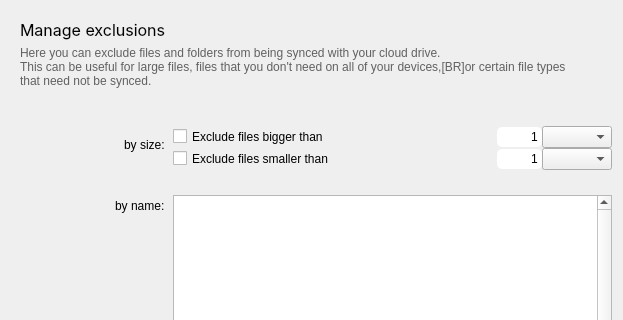
Before: the Qt Designer form src/MEGASync/syncs/gui/Twoways/macx/IgnoresEditingDialog.ui in meganz/MEGAsync, drawn with Qt 5; both pictures show x 0 to 623 and y 0 to 320 of the 623 by 698 pixel window.
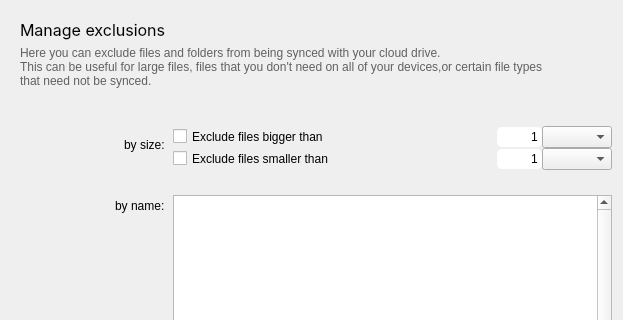
After: the same form once the commit is applied. Custom widgets are drawn as their Qt base class.

Diff of the .ui file:
```diff
--- a/src/MEGASync/syncs/gui/Twoways/macx/IgnoresEditingDialog.ui
+++ b/src/MEGASync/syncs/gui/Twoways/macx/IgnoresEditingDialog.ui
@@ -63,7 +63,7 @@
         </property>
         <property name="text">
          <string>Here you can exclude files and folders from being synced with your cloud drive.
-This can be useful for large files, files that you don't need on all of your devices,[BR]or certain file types that need not be synced.
+This can be useful for large files, files that you don't need on all of your devices,or certain file types that need not be synced.
 </string>
         </property>
         <property name="wordWrap">
```
